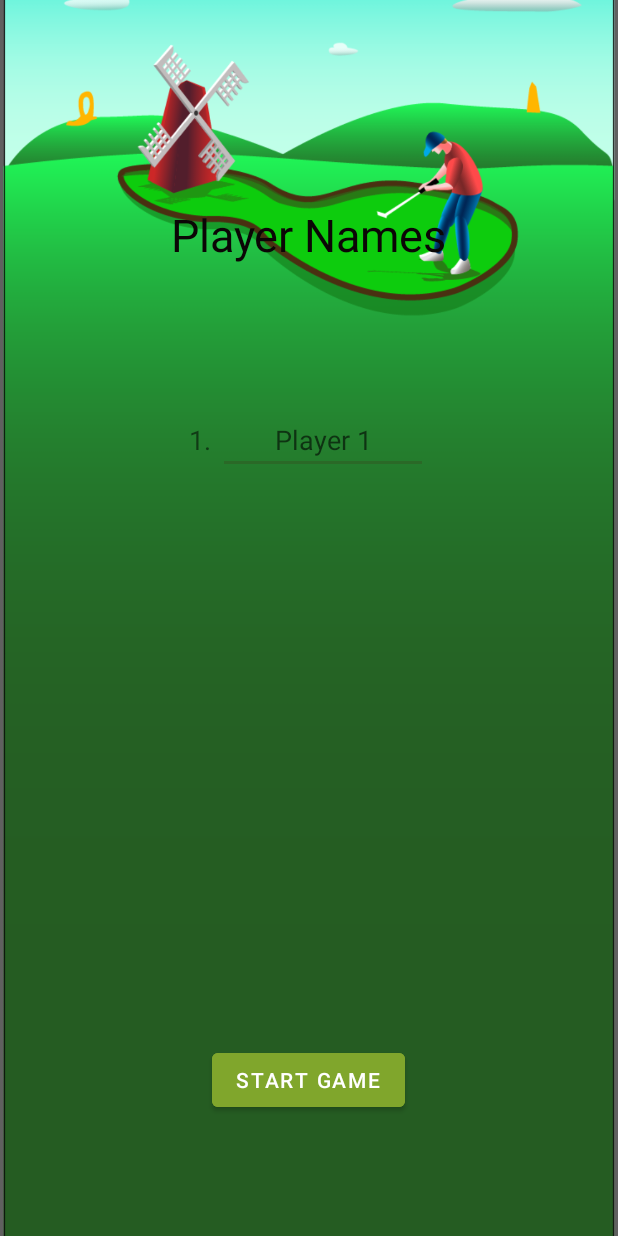
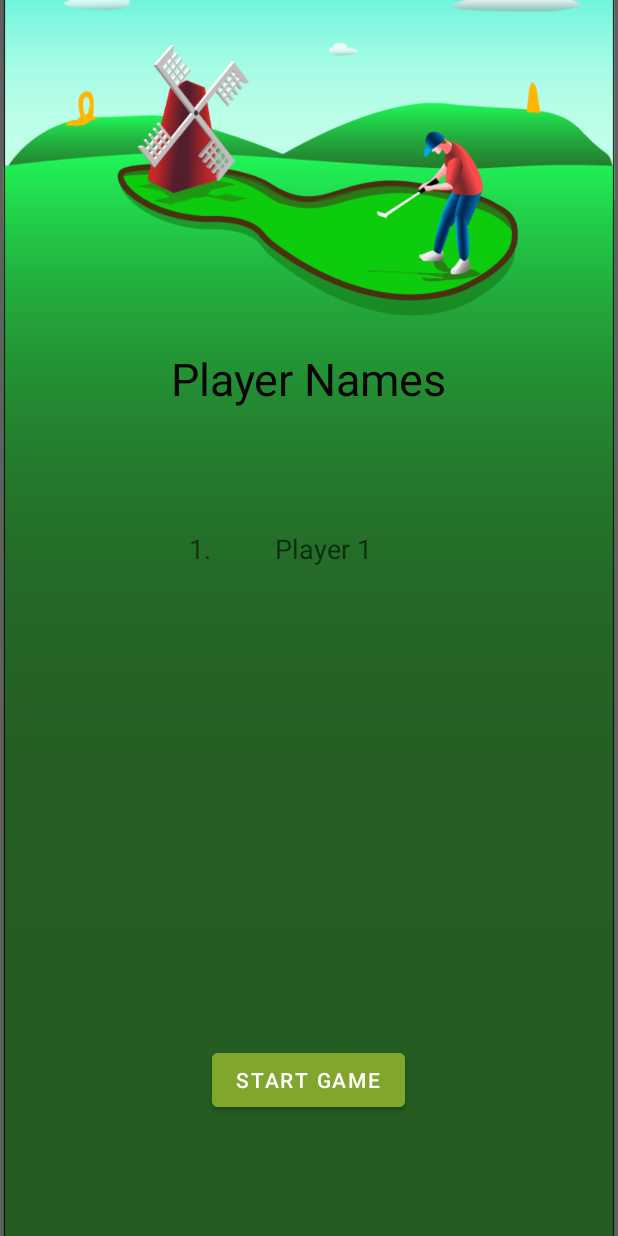
Before and after one commit to mcneerta/MiniGolfApp, an Android app: the Name screen opened directly, with no data from a screen before it, on a phone screen of 412 x 824 dp. Run offline under Robolectric (Android 15) with nearby library versions, the phone set to English and light mode, and no system bars; Roboto replaces fonts that are not available here.

Commit message:
Adjusted player name screen to fit with background

```diff
--- a/app/src/main/res/layout/activity_name.xml
+++ b/app/src/main/res/layout/activity_name.xml
@@ -25,7 +25,7 @@
         app:layout_constraintHorizontal_bias="0.498"
         app:layout_constraintStart_toStartOf="parent"
         app:layout_constraintTop_toTopOf="parent"
-        app:layout_constraintVertical_bias="0.498">
+        app:layout_constraintVertical_bias="0.631">
 
         <TableLayout
             android:id="@+id/namesTable"
@@ -37,7 +37,7 @@
         android:id="@+id/textView2"
         android:layout_width="210dp"
         android:layout_height="70dp"
-        android:layout_marginBottom="76dp"
+        android:layout_marginBottom="50dp"
         android:gravity="center"
         android:text="Player Names"
         android:textColor="#0B0606"
```
